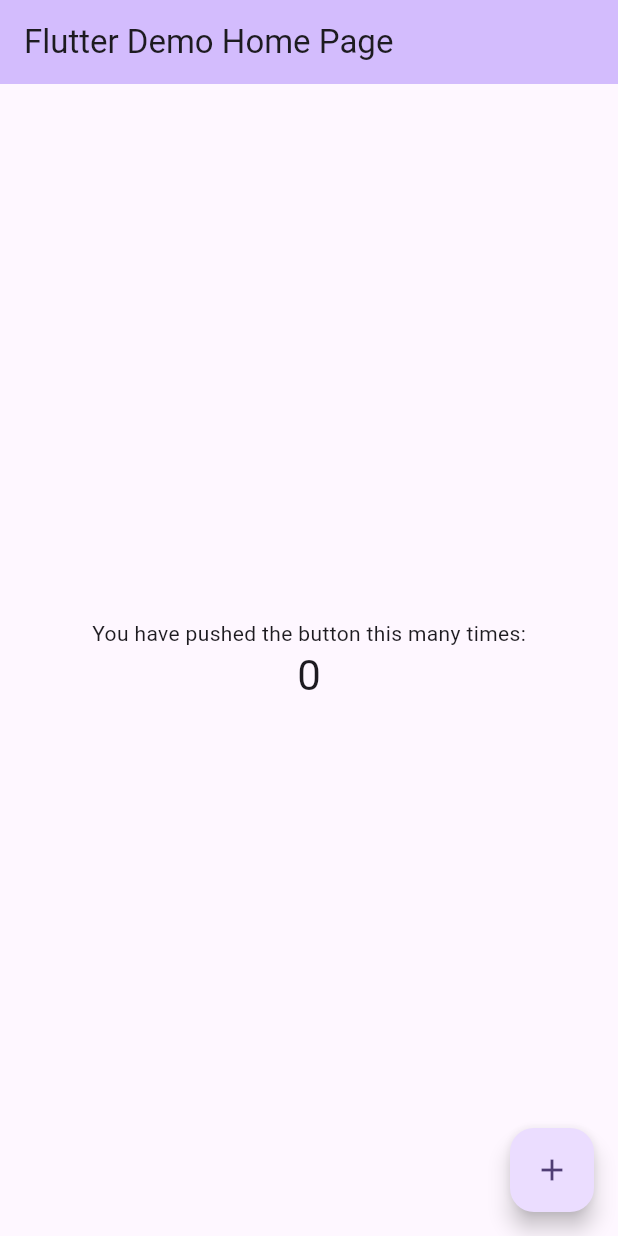
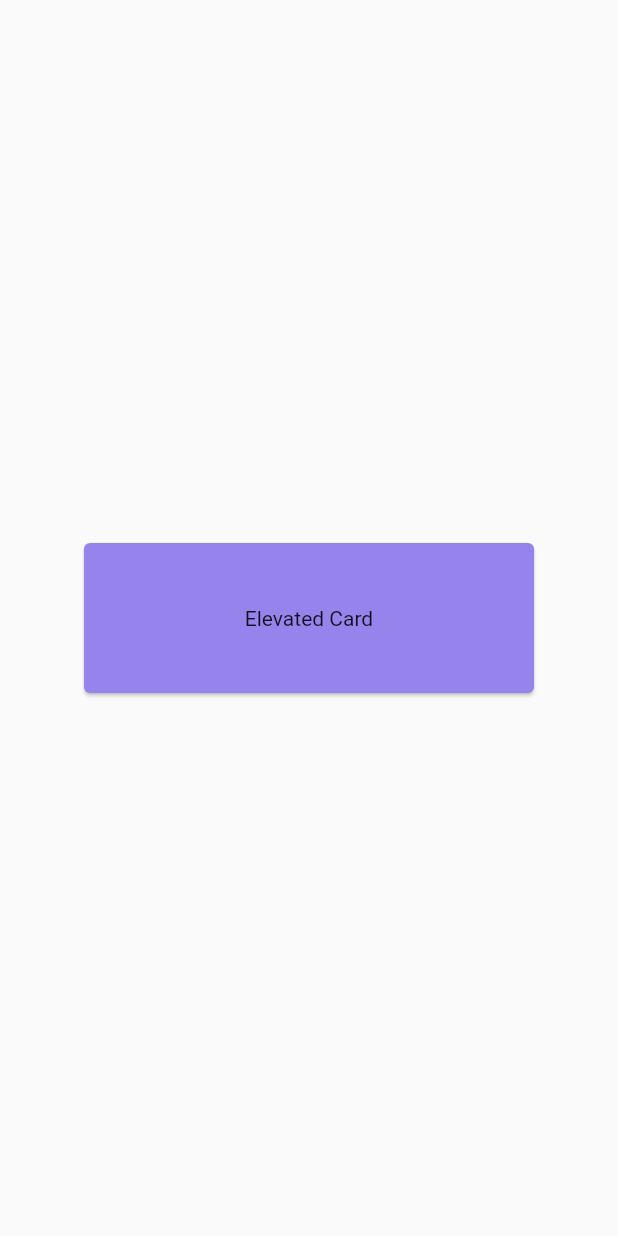
Before and after one commit to seaanmarina/marina_fuentes_fererero, a Flutter app: the screen it shows after launch, on a phone screen of 412 x 824 dp. Run offline on Flutter 3.47's test engine with Material 2 defaults, Android fonts, the phone set to English and light mode, and no system bars.

Commit message:
Created Card

```diff
--- a/lib/main.dart
+++ b/lib/main.dart
@@ -1,4 +1,5 @@
 import 'package:flutter/material.dart';
+import 'package:marina_fuentes_fererero/widgets/MyCart.dart';
 
 void main() {
   runApp(const MyApp());
@@ -10,116 +11,6 @@ class MyApp extends StatelessWidget {
   // This widget is the root of your application.
   @override
   Widget build(BuildContext context) {
-    return MaterialApp(
-      title: 'Flutter Demo',
-      theme: ThemeData(
-        // This is the theme of your application.
-        //
-        // TRY THIS: Try running your application with "flutter run". You'll see
-        // the application has a blue toolbar. Then, without quitting the app,
-        // try changing the seedColor in the colorScheme below to Colors.green
-        // and then invoke "hot reload" (save your changes or press the "hot
-        // reload" button in a Flutter-supported IDE, or press "r" if you used
-        // the command line to start the app).
-        //
-        // Notice that the counter didn't reset back to zero; the application
-        // state is not lost during the reload. To reset the state, use hot
-        // restart instead.
-        //
-        // This works for code too, not just values: Most code changes can be
-        // tested with just a hot reload.
-        colorScheme: ColorScheme.fromSeed(seedColor: Colors.deepPurple),
-        useMaterial3: true,
-      ),
-      home: const MyHomePage(title: 'Flutter Demo Home Page'),
-    );
+    return MaterialApp(home: const MyCard());
   }
 }
-
-class MyHomePage extends StatefulWidget {
-  const MyHomePage({super.key, required this.title});
-
-  // This widget is the home page of your application. It is stateful, meaning
-  // that it has a State object (defined below) that contains fields that affect
-  // how it looks.
-
-  // This class is the configuration for the state. It holds the values (in this
-  // case the title) provided by the parent (in this case the App widget) and
-  // used by the build method of the State. Fields in a Widget subclass are
-  // always marked "final".
-
-  final String title;
-
-  @override
-  State<MyHomePage> createState() => _MyHomePageState();
-}
-
-class _MyHomePageState extends State<MyHomePage> {
-  int _counter = 0;
-
-  void _incrementCounter() {
-    setState(() {
-      // This call to setState tells the Flutter framework that something has
-      // changed in this State, which causes it to rerun the build method below
-      // so that the display can reflect the updated values. If we changed
-      // _counter without calling setState(), then the build method would not be
-      // called again, and so nothing would appear to happen.
-      _counter++;
-    });
-  }
-
-  @override
-  Widget build(BuildContext context) {
-    // This method is rerun every time setState is called, for instance as done
-    // by the _incrementCounter method above.
-    //
-    // The Flutter framework has been optimized to make rerunning build methods
-    // fast, so that you can just rebuild anything that needs updating rather
-    // than having to individually change instances of widgets.
-    return Scaffold(
-      appBar: AppBar(
-        // TRY THIS: Try changing the color here to a specific color (to
-        // Colors.amber, perhaps?) and trigger a hot reload to see the AppBar
-        // change color while the other colors stay the same.
-        backgroundColor: Theme.of(context).colorScheme.inversePrimary,
-        // Here we take the value from the MyHomePage object that was created by
-        // the App.build method, and use it to set our appbar title.
-        title: Text(widget.title),
-      ),
-      body: Center(
-        // Center is a layout widget. It takes a single child and positions it
-        // in the middle of the parent.
-        child: Column(
-          // Column is also a layout widget. It takes a list of children and
-          // arranges them vertically. By default, it sizes itself to fit its
-          // children horizontally, and tries to be as tall as its parent.
-          //
-          // Column has various properties to control how it sizes itself and
-          // how it positions its children. Here we use mainAxisAlignment to
-          // center the children vertically; the main axis here is the vertical
-          // axis because Columns are vertical (the cross axis would be
-          // horizontal).
-          //
-          // TRY THIS: Invoke "debug painting" (choose the "Toggle Debug Paint"
-          // action in the IDE, or press "p" in the console), to see the
-          // wireframe for each widget.
-          mainAxisAlignment: MainAxisAlignment.center,
-          children: <Widget>[
-            const Text(
-              'You have pushed the button this many times:',
-            ),
-            Text(
-              '$_counter',
-              style: Theme.of(context).textTheme.headlineMedium,
-            ),
-          ],
-        ),
-      ),
-      floatingActionButton: FloatingActionButton(
-        onPressed: _incrementCounter,
-        tooltip: 'Increment',
-        child: const Icon(Icons.add),
-      ), // This trailing comma makes auto-formatting nicer for build methods.
-    );
-  }
-}
--- /dev/null
+++ b/lib/widgets/MyCart.dart
@@ -0,0 +1,20 @@
+import 'package:flutter/material.dart';
+
+class MyCard extends StatelessWidget {
+  const MyCard({super.key});
+
+  @override
+  Widget build(BuildContext context) {
+    return Scaffold(
+        body: Center(
+      child: Card(
+        color: Color.fromRGBO(150, 131, 236, 1),
+        child: SizedBox(
+          width: 300,
+          height: 100,
+          child: Center(child: Text('Elevated Card')),
+        ),
+      ),
+    ));
+  }
+}
```
